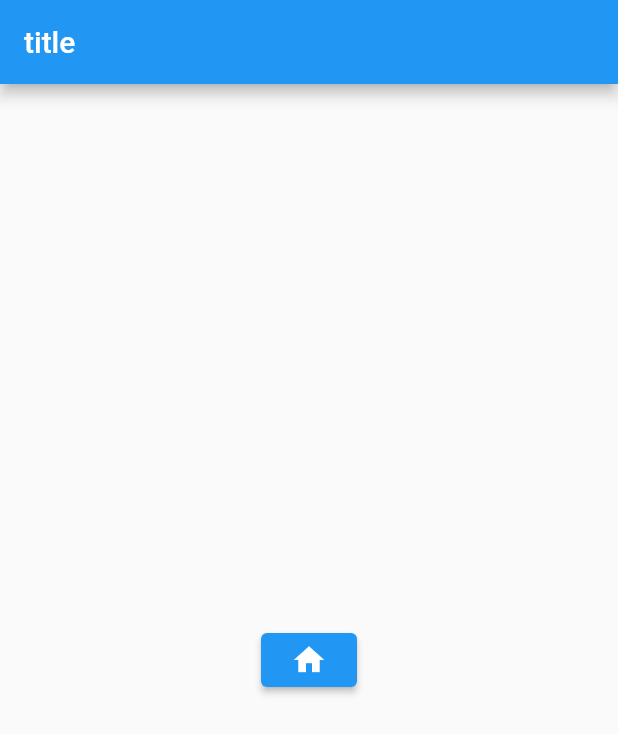
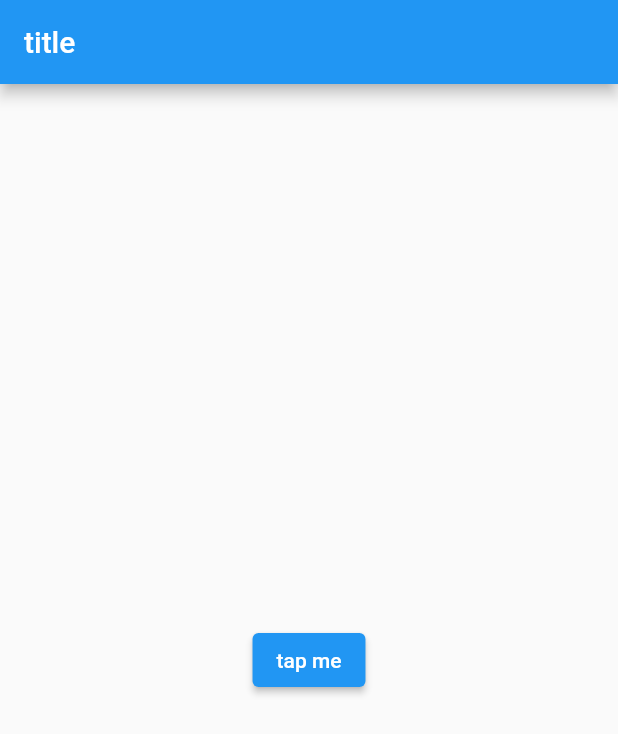
Before and after one commit to Atsuki335/reviewFlutter, a Flutter app: the screen it shows after launch, on a phone screen of 412 x 824 dp. Shown: the top 734 px of the screen. Run offline on Flutter 3.47's test engine with Material 2 defaults, Android fonts, the phone set to English and light mode, and no system bars.

Commit message:
３章プルリク用

```diff
--- a/lib/main.dart
+++ b/lib/main.dart
@@ -20,8 +20,7 @@ class HomePage extends StatelessWidget {
       appBar: AppBar(title: Text('title')),
       body: Center(
           child: ElevatedButton(
-              child: Icon(Icons.home),
-              // Text('tap me'),
+              child: Text('tap me'),
               onPressed: () {
                 Navigator.of(context)
                     .push(MaterialPageRoute(builder: (context) => NextPage()));
```
